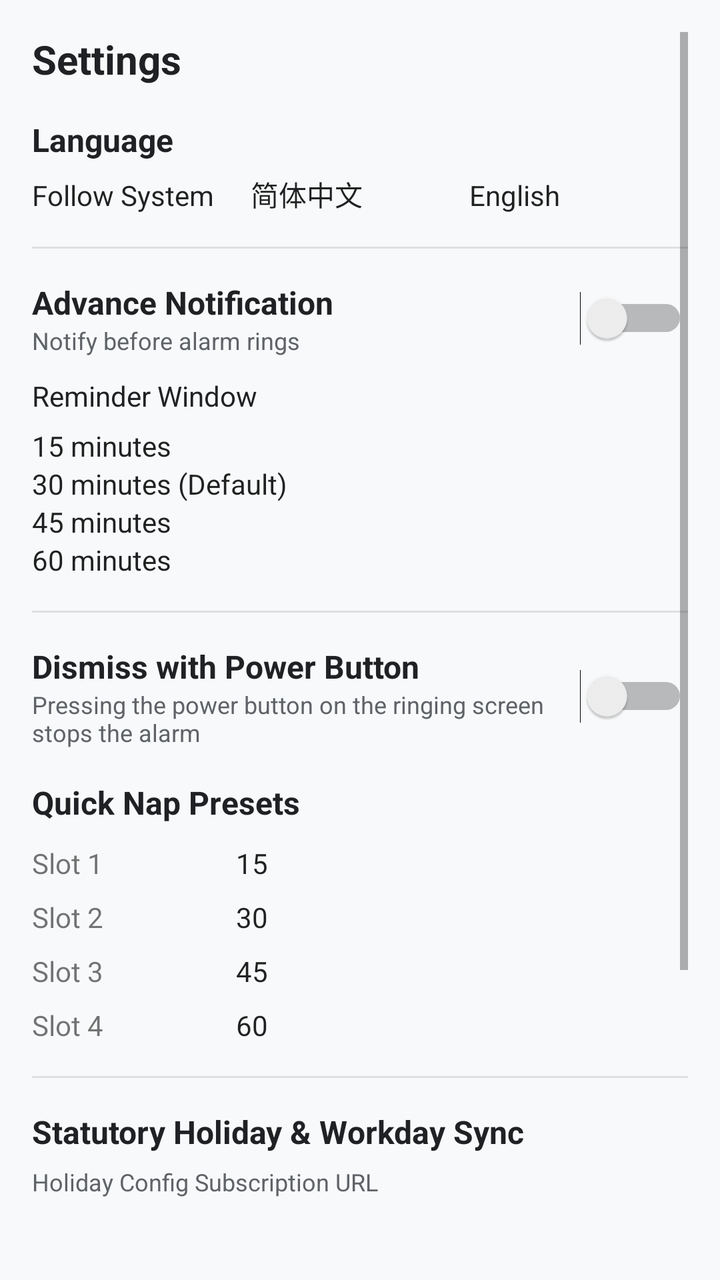
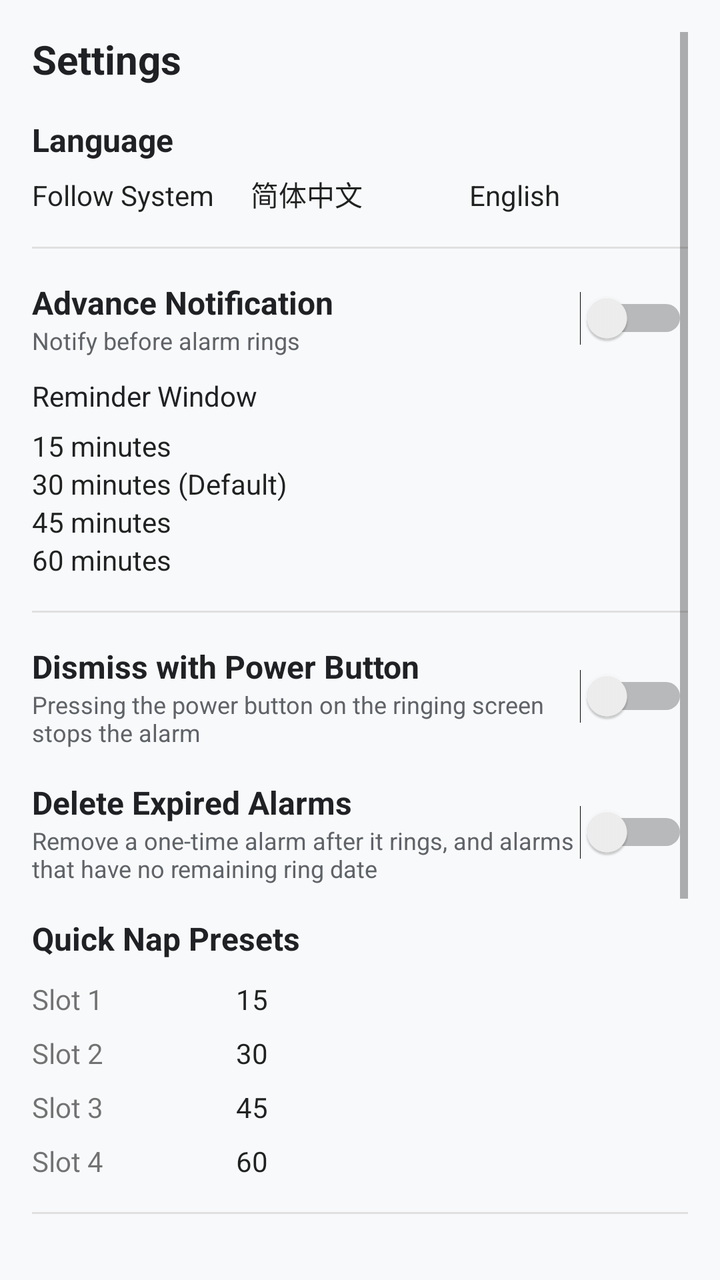

Before-and-after screenshots of an Android layout around one commit, followed by the original layout XML and the change that was made.
<!-- AndroidManifest.xml: application theme Theme.AlarmApp -->
<!-- res/layout/dialog_settings.xml -->
<?xml version="1.0" encoding="utf-8"?>
<ScrollView xmlns:android="http://schemas.android.com/apk/res/android"
    android:layout_width="match_parent"
    android:layout_height="wrap_content"
    android:padding="16dp">

    <LinearLayout
        android:layout_width="match_parent"
        android:layout_height="wrap_content"
        android:orientation="vertical">

        <TextView
            android:layout_width="match_parent"
            android:layout_height="wrap_content"
            android:text="@string/settings"
            android:textSize="20sp"
            android:textStyle="bold"
            android:textColor="@color/text_primary"
            android:layout_marginBottom="16dp" />

        
        <TextView
            android:layout_width="match_parent"
            android:layout_height="wrap_content"
            android:text="@string/language"
            android:textSize="16sp"
            android:textStyle="bold"
            android:textColor="@color/text_primary"
            android:layout_marginBottom="6dp" />

        <RadioGroup
            android:id="@+id/rg_language"
            android:layout_width="match_parent"
            android:layout_height="wrap_content"
            android:orientation="horizontal"
            android:layout_marginBottom="16dp">

            <RadioButton
                android:id="@+id/rb_lang_system"
                android:layout_width="0dp"
                android:layout_height="wrap_content"
                android:layout_weight="1"
                android:text="@string/language_system" />

            <RadioButton
                android:id="@+id/rb_lang_zh"
                android:layout_width="0dp"
                android:layout_height="wrap_content"
                android:layout_weight="1"
                android:text="@string/language_zh" />

            <RadioButton
                android:id="@+id/rb_lang_en"
                android:layout_width="0dp"
                android:layout_height="wrap_content"
                android:layout_weight="1"
                android:text="@string/language_en" />
        </RadioGroup>

        
        <View
            android:layout_width="match_parent"
            android:layout_height="1dp"
            android:background="#E0E0E0"
            android:layout_marginBottom="16dp" />

        
        <LinearLayout
            android:layout_width="match_parent"
            android:layout_height="wrap_content"
            android:orientation="horizontal"
            android:gravity="center_vertical">

            <LinearLayout
                android:layout_width="0dp"
                android:layout_height="wrap_content"
                android:layout_weight="1"
                android:orientation="vertical">

                <TextView
                    android:layout_width="wrap_content"
                    android:layout_height="wrap_content"
                    android:text="@string/advance_notification"
                    android:textSize="16sp"
                    android:textStyle="bold"
                    android:textColor="@color/text_primary" />

                <TextView
                    android:layout_width="wrap_content"
                    android:layout_height="wrap_content"
                    android:text="@string/advance_notif_summary"
                    android:textSize="12sp"
                    android:textColor="@color/text_secondary" />
            </LinearLayout>

            <Switch
                android:id="@+id/sw_advance_notification"
                android:layout_width="wrap_content"
                android:layout_height="wrap_content" />
        </LinearLayout>

        <TextView
            android:layout_width="match_parent"
            android:layout_height="wrap_content"
            android:text="@string/advance_lead_time"
            android:textSize="14sp"
            android:textColor="@color/text_primary"
            android:layout_marginTop="10dp"
            android:layout_marginBottom="6dp" />

        <RadioGroup
            android:id="@+id/rg_advance_time"
            android:layout_width="match_parent"
            android:layout_height="wrap_content"
            android:orientation="vertical"
            android:layout_marginBottom="16dp">

            <RadioButton
                android:id="@+id/rb_adv_15"
                android:layout_width="wrap_content"
                android:layout_height="wrap_content"
                android:text="@string/minutes_15" />

            <RadioButton
                android:id="@+id/rb_adv_30"
                android:layout_width="wrap_content"
                android:layout_height="wrap_content"
                android:text="@string/minutes_30" />

            <RadioButton
                android:id="@+id/rb_adv_45"
                android:layout_width="wrap_content"
                android:layout_height="wrap_content"
                android:text="@string/minutes_45" />

            <RadioButton
                android:id="@+id/rb_adv_60"
                android:layout_width="wrap_content"
                android:layout_height="wrap_content"
                android:text="@string/minutes_60" />
        </RadioGroup>

        
        <View
            android:layout_width="match_parent"
            android:layout_height="1dp"
            android:background="#E0E0E0"
            android:layout_marginBottom="16dp" />

        
        <LinearLayout
            android:layout_width="match_parent"
            android:layout_height="wrap_content"
            android:orientation="horizontal"
            android:gravity="center_vertical"
            android:layout_marginBottom="16dp">

            <LinearLayout
                android:layout_width="0dp"
                android:layout_height="wrap_content"
                android:layout_weight="1"
                android:orientation="vertical">

                <TextView
                    android:layout_width="wrap_content"
                    android:layout_height="wrap_content"
                    android:text="@string/power_button_dismiss"
                    android:textSize="16sp"
                    android:textStyle="bold"
                    android:textColor="@color/text_primary" />

                <TextView
                    android:layout_width="wrap_content"
                    android:layout_height="wrap_content"
                    android:text="@string/power_button_dismiss_summary"
                    android:textSize="12sp"
                    android:textColor="@color/text_secondary" />
            </LinearLayout>

            <Switch
                android:id="@+id/sw_power_button_dismiss"
                android:layout_width="wrap_content"
                android:layout_height="wrap_content" />
        </LinearLayout>

        
        <TextView
            android:layout_width="match_parent"
            android:layout_height="wrap_content"
            android:text="@string/nap_slots_customization"
            android:textSize="16sp"
            android:textStyle="bold"
            android:textColor="@color/text_primary"
            android:layout_marginBottom="10dp" />

        
        <LinearLayout
            android:layout_width="match_parent"
            android:layout_height="wrap_content"
            android:orientation="horizontal"
            android:gravity="center_vertical"
            android:layout_marginBottom="8dp">

            <TextView
                android:layout_width="70dp"
                android:layout_height="wrap_content"
                android:text="@string/nap_slot_1"
                android:textSize="14sp" />

            <EditText
                android:id="@+id/et_nap_slot_1_val"
                android:layout_width="80dp"
                android:layout_height="wrap_content"
                android:inputType="number"
                android:text="15"
                android:gravity="center" />

            <Spinner
                android:id="@+id/sp_nap_slot_1_unit"
                android:layout_width="0dp"
                android:layout_height="wrap_content"
                android:layout_weight="1"
                android:layout_marginStart="8dp" />
        </LinearLayout>

        
        <LinearLayout
            android:layout_width="match_parent"
            android:layout_height="wrap_content"
            android:orientation="horizontal"
            android:gravity="center_vertical"
            android:layout_marginBottom="8dp">

            <TextView
                android:layout_width="70dp"
                android:layout_height="wrap_content"
                android:text="@string/nap_slot_2"
                android:textSize="14sp" />

            <EditText
                android:id="@+id/et_nap_slot_2_val"
                android:layout_width="80dp"
                android:layout_height="wrap_content"
                android:inputType="number"
                android:text="30"
                android:gravity="center" />

            <Spinner
                android:id="@+id/sp_nap_slot_2_unit"
                android:layout_width="0dp"
                android:layout_height="wrap_content"
                android:layout_weight="1"
                android:layout_marginStart="8dp" />
        </LinearLayout>

        
        <LinearLayout
            android:layout_width="match_parent"
            android:layout_height="wrap_content"
            android:orientation="horizontal"
            android:gravity="center_vertical"
            android:layout_marginBottom="8dp">

            <TextView
                android:layout_width="70dp"
                android:layout_height="wrap_content"
                android:text="@string/nap_slot_3"
                android:textSize="14sp" />

            <EditText
                android:id="@+id/et_nap_slot_3_val"
                android:layout_width="80dp"
                android:layout_height="wrap_content"
                android:inputType="number"
                android:text="45"
                android:gravity="center" />

            <Spinner
                android:id="@+id/sp_nap_slot_3_unit"
                android:layout_width="0dp"
                android:layout_height="wrap_content"
                android:layout_weight="1"
                android:layout_marginStart="8dp" />
        </LinearLayout>

        
        <LinearLayout
            android:layout_width="match_parent"
            android:layout_height="wrap_content"
            android:orientation="horizontal"
            android:gravity="center_vertical"
            android:layout_marginBottom="16dp">

            <TextView
                android:layout_width="70dp"
                android:layout_height="wrap_content"
                android:text="@string/nap_slot_4"
                android:textSize="14sp" />

            <EditText
                android:id="@+id/et_nap_slot_4_val"
                android:layout_width="80dp"
                android:layout_height="wrap_content"
                android:inputType="number"
                android:text="60"
                android:gravity="center" />

            <Spinner
                android:id="@+id/sp_nap_slot_4_unit"
                android:layout_width="0dp"
                android:layout_height="wrap_content"
                android:layout_weight="1"
                android:layout_marginStart="8dp" />
        </LinearLayout>

        
        <View
            android:layout_width="match_parent"
            android:layout_height="1dp"
            android:background="#E0E0E0"
            android:layout_marginBottom="16dp" />

        
        <TextView
            android:layout_width="match_parent"
            android:layout_height="wrap_content"
            android:text="@string/holiday_sync_title"
            android:textSize="16sp"
            android:textStyle="bold"
            android:textColor="@color/text_primary"
            android:layout_marginBottom="6dp" />

        <TextView
            android:layout_width="match_parent"
            android:layout_height="wrap_content"
            android:text="@string/holiday_sync_url_label"
            android:textSize="12sp"
            android:textColor="@color/text_secondary"
            android:layout_marginBottom="4dp" />

        <EditText
            android:id="@+id/et_holiday_sync_url"
            android:layout_width="match_parent"
            android:layout_height="wrap_content"
            android:inputType="textUri"
            android:textSize="13sp"
            android:maxLines="2"
            android:layout_marginBottom="8dp" />

        <LinearLayout
            android:layout_width="match_parent"
            android:layout_height="wrap_content"
            android:orientation="horizontal"
            android:gravity="end"
            android:layout_marginBottom="16dp">

            <Button
                android:id="@+id/btn_reset_sync_url"
                android:layout_width="wrap_content"
                android:layout_height="wrap_content"
                android:text="@string/reset_url"
                android:layout_marginEnd="8dp" />

            <Button
                android:id="@+id/btn_sync_holidays_now"
                android:layout_width="wrap_content"
                android:layout_height="wrap_content"
                android:text="@string/sync_now" />
        </LinearLayout>

        
        <LinearLayout
            android:id="@+id/layout_oem_settings"
            android:layout_width="match_parent"
            android:layout_height="wrap_content"
            android:orientation="vertical"
            android:layout_marginBottom="16dp">

            <View
                android:layout_width="match_parent"
                android:layout_height="1dp"
                android:background="#E0E0E0"
                android:layout_marginBottom="16dp" />

            <TextView
                android:id="@+id/tv_oem_settings_title"
                android:layout_width="match_parent"
                android:layout_height="wrap_content"
                android:text="@string/oem_settings_title"
                android:textSize="16sp"
                android:textStyle="bold"
                android:textColor="@color/text_primary"
                android:layout_marginBottom="8dp" />

            <Button
                android:id="@+id/btn_oem_whitelist_guide"
                android:layout_width="match_parent"
                android:layout_height="wrap_content"
                android:text="@string/oem_settings_btn" />
        </LinearLayout>

        
        <View
            android:layout_width="match_parent"
            android:layout_height="1dp"
            android:background="#E0E0E0"
            android:layout_marginTop="16dp"
            android:layout_marginBottom="12dp" />

        <TextView
            android:id="@+id/tv_settings_version"
            android:layout_width="match_parent"
            android:layout_height="wrap_content"
            android:gravity="center"
            android:textColor="@color/text_secondary"
            android:textSize="12sp"
            android:layout_marginBottom="12dp" />

        
        <LinearLayout
            android:layout_width="match_parent"
            android:layout_height="wrap_content"
            android:orientation="horizontal"
            android:gravity="end"
            android:layout_marginTop="8dp">

            <Button
                android:id="@+id/btn_cancel_settings"
                android:layout_width="wrap_content"
                android:layout_height="wrap_content"
                android:text="@string/cancel"
                android:layout_marginEnd="8dp" />

            <Button
                android:id="@+id/btn_save_settings"
                android:layout_width="wrap_content"
                android:layout_height="wrap_content"
                android:text="@string/save"
                android:backgroundTint="@color/primary"
                android:textColor="#FFFFFF" />
        </LinearLayout>

    </LinearLayout>
</ScrollView>
<!-- resources referenced by this layout -->
<resources>
  <color name="primary">#1A73E8</color>
  <color name="text_primary">#202124</color>
  <color name="text_secondary">#5F6368</color>
  <string name="advance_lead_time">Reminder Window</string>
  <string name="advance_notif_summary">Notify before alarm rings</string>
  <string name="advance_notification">Advance Notification</string>
  <string name="cancel">Cancel</string>
  <string name="holiday_sync_title">Statutory Holiday &amp; Workday Sync</string>
  <string name="holiday_sync_url_label">Holiday Config Subscription URL</string>
  <string name="language">Language</string>
  <string name="language_en">English</string>
  <string name="language_system">Follow System</string>
  <string name="language_zh">简体中文</string>
  <string name="minutes_15">15 minutes</string>
  <string name="minutes_30">30 minutes (Default)</string>
  <string name="minutes_45">45 minutes</string>
  <string name="minutes_60">60 minutes</string>
  <string name="nap_slot_1">Slot 1</string>
  <string name="nap_slot_2">Slot 2</string>
  <string name="nap_slot_3">Slot 3</string>
  <string name="nap_slot_4">Slot 4</string>
  <string name="nap_slots_customization">Quick Nap Presets</string>
  <string name="oem_settings_btn">Allow Background High Power &amp; Autostart</string>
  <string name="oem_settings_title">OriginOS Background Optimization</string>
  <string name="power_button_dismiss">Dismiss with Power Button</string>
  <string name="power_button_dismiss_summary">Pressing the power button on the ringing screen stops the alarm</string>
  <string name="reset_url">Reset Default</string>
  <string name="save">Save</string>
  <string name="settings">Settings</string>
  <string name="sync_now">Sync Now</string>
  <style name="Theme.AlarmApp" parent="android:Theme.Material.Light.NoActionBar">
          <item name="android:colorPrimary">@color/primary</item>
          <item name="android:colorPrimaryDark">@color/primary_dark</item>
          <item name="android:colorAccent">@color/accent</item>
          <item name="android:windowBackground">@color/background</item>
      </style>
  <color name="primary_dark">#0D47A1</color>
  <color name="accent">#FF5722</color>
  <color name="background">#F8F9FA</color>
</resources>

<!-- the commit's change to res/layout/dialog_settings.xml (unified diff, before → after) -->
@@ -184,6 +184,42 @@
         </LinearLayout>
 
         
+        <LinearLayout
+            android:layout_width="match_parent"
+            android:layout_height="wrap_content"
+            android:orientation="horizontal"
+            android:gravity="center_vertical"
+            android:layout_marginBottom="16dp">
+
+            <LinearLayout
+                android:layout_width="0dp"
+                android:layout_height="wrap_content"
+                android:layout_weight="1"
+                android:orientation="vertical">
+
+                <TextView
+                    android:layout_width="wrap_content"
+                    android:layout_height="wrap_content"
+                    android:text="@string/delete_expired_alarms"
+                    android:textSize="16sp"
+                    android:textStyle="bold"
+                    android:textColor="@color/text_primary" />
+
+                <TextView
+                    android:layout_width="wrap_content"
+                    android:layout_height="wrap_content"
+                    android:text="@string/delete_expired_alarms_summary"
+                    android:textSize="12sp"
+                    android:textColor="@color/text_secondary" />
+            </LinearLayout>
+
+            <Switch
+                android:id="@+id/sw_delete_expired_alarms"
+                android:layout_width="wrap_content"
+                android:layout_height="wrap_content" />
+        </LinearLayout>
+
+        
         <TextView
             android:layout_width="match_parent"
             android:layout_height="wrap_content"
<!-- resource entries referenced after the edit -->
@@ -7,6 +7,8 @@
   <string name="advance_notif_summary">Notify before alarm rings</string>
   <string name="advance_notification">Advance Notification</string>
   <string name="cancel">Cancel</string>
+  <string name="delete_expired_alarms">Delete Expired Alarms</string>
+  <string name="delete_expired_alarms_summary">Remove a one-time alarm after it rings, and alarms that have no remaining ring date</string>
   <string name="holiday_sync_title">Statutory Holiday &amp; Workday Sync</string>
   <string name="holiday_sync_url_label">Holiday Config Subscription URL</string>
   <string name="language">Language</string>
